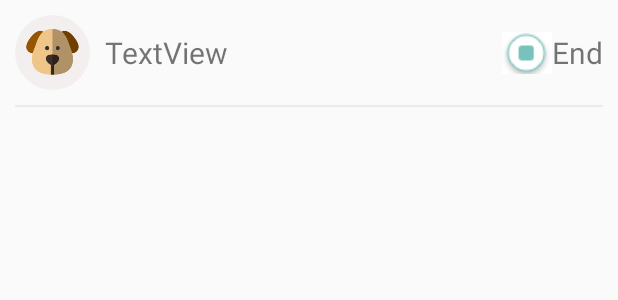
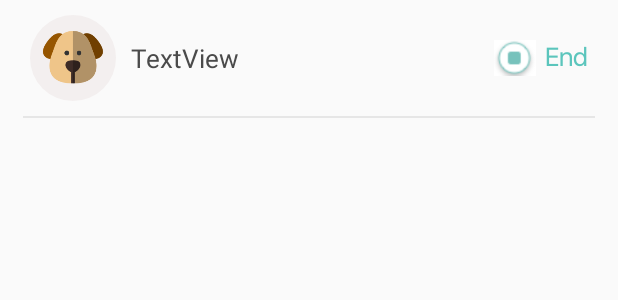
Before and after one commit to dmesek-clover/QuiteTimeProgress, an Android app: the layout quite_time_end_item.xml on its own in the app's theme, with its tools: preview values and no code run, on a phone screen of 412 x 824 dp. Shown: the top 300 px of the screen. Run offline under Robolectric (Android 15) with nearby library versions, the light colour scheme and no system bars.

Commit message:
polished some ui

```diff
--- a/app/src/main/java/com/example/customprogressbar/remainingQuiteTime/quiteTimeLayouts/QuiteTimeEmpty.kt
+++ b/app/src/main/java/com/example/customprogressbar/remainingQuiteTime/quiteTimeLayouts/QuiteTimeEmpty.kt
@@ -1,12 +1,9 @@
 package com.example.customprogressbar.remainingQuiteTime.quiteTimeLayouts
 
-import android.content.Context
 import android.view.View
 import android.widget.LinearLayout
 import androidx.appcompat.app.AppCompatActivity
 import com.example.customprogressbar.remainingQuiteTime.LayoutChangedListener
-import com.example.customprogressbar.remainingQuiteTime.QuiteTimeLayoutProvider
-import com.example.customprogressbar.remainingQuiteTime.QuiteTimeTimer
 import com.example.customprogressbar.remainingQuiteTime.models.RemainingQuiteTime
 
 class QuiteTimeEmpty(
--- a/app/src/main/java/com/example/customprogressbar/remainingQuiteTime/quiteTimeLayouts/QuiteTimeSingle.kt
+++ b/app/src/main/java/com/example/customprogressbar/remainingQuiteTime/quiteTimeLayouts/QuiteTimeSingle.kt
@@ -80,7 +80,6 @@ class QuiteTimeSingle(
 
         var allowModification = true
 
-        //disgusting
         override fun onTick(){
             if(allowModification) {
                 quiteTimeRemaining.decrementSecondsRemainig()
@@ -90,6 +89,7 @@ class QuiteTimeSingle(
             }
         }
 
+        //if this is not added, some problems occur when switching from multiple to single layout
         private fun wait500ms() {
             object : CountDownTimer(500, 500) {
                 override fun onFinish() {
--- /dev/null
+++ b/app/src/main/res/drawable/ic_cancel_black_24dp.xml
@@ -0,0 +1,5 @@
+<vector android:height="24dp" android:tint="#E5E5E5"
+    android:viewportHeight="24.0" android:viewportWidth="24.0"
+    android:width="24dp" xmlns:android="http://schemas.android.com/apk/res/android">
+    <path android:fillColor="#ffffff" android:pathData="M12,2C6.47,2 2,6.47 2,12s4.47,10 10,10 10,-4.47 10,-10S17.53,2 12,2zM17,15.59L15.59,17 12,13.41 8.41,17 7,15.59 10.59,12 7,8.41 8.41,7 12,10.59 15.59,7 17,8.41 13.41,12 17,15.59z"/>
+</vector>
--- a/app/src/main/res/layout/quite_time_end_item.xml
+++ b/app/src/main/res/layout/quite_time_end_item.xml
@@ -7,9 +7,9 @@
 
     <de.hdodenhof.circleimageview.CircleImageView
         android:id="@+id/iv_picture"
-        android:layout_width="50dp"
-        android:layout_height="50dp"
-        android:layout_marginStart="10dp"
+        android:layout_width="57dp"
+        android:layout_height="57dp"
+        android:layout_marginStart="20dp"
         android:layout_marginTop="10dp"
         app:layout_constraintStart_toStartOf="parent"
         app:layout_constraintTop_toTopOf="parent"
@@ -20,9 +20,10 @@
         android:layout_width="0dp"
         android:layout_height="wrap_content"
         android:layout_marginStart="10dp"
-        android:layout_marginEnd="5dp"
+        android:layout_marginEnd="10dp"
         android:text="TextView"
-        android:textSize="20sp"
+        android:textSize="17sp"
+        android:textColor="#4a4a4a"
         app:layout_constraintBottom_toBottomOf="@+id/iv_picture"
         app:layout_constraintEnd_toStartOf="@+id/btn_stop"
         app:layout_constraintStart_toEndOf="@+id/iv_picture"
@@ -32,8 +33,10 @@
         android:id="@+id/textView4"
         android:layout_width="wrap_content"
         android:layout_height="wrap_content"
-        android:layout_marginEnd="10dp"
-        android:textSize="20sp"
+        android:layout_marginEnd="20dp"
+        android:textSize="17sp"
+        android:textColor="@color/colorToolbarGradientStart"
+        android:fontFamily="@font/sfuidisplay_regular"
         android:text="End"
         app:layout_constraintBottom_toBottomOf="@+id/iv_picture"
         app:layout_constraintEnd_toEndOf="parent"
@@ -41,8 +44,9 @@
 
     <ImageView
         android:id="@+id/btn_stop"
-        android:layout_width="wrap_content"
-        android:layout_height="wrap_content"
+        android:layout_width="28dp"
+        android:layout_height="28dp"
+        android:layout_marginEnd="6dp"
         app:layout_constraintBottom_toBottomOf="@+id/iv_picture"
         app:layout_constraintEnd_toStartOf="@+id/textView4"
         app:layout_constraintTop_toTopOf="@+id/iv_picture"
@@ -52,10 +56,10 @@
         android:id="@+id/separator"
         android:layout_width="0dp"
         android:layout_height="1dp"
-        android:background="#ebebeb"
-        android:layout_marginStart="10dp"
+        android:background="#e6e6e6"
+        android:layout_marginStart="15dp"
         android:layout_marginTop="10dp"
-        android:layout_marginEnd="10dp"
+        android:layout_marginEnd="15dp"
         app:layout_constraintBottom_toBottomOf="parent"
         app:layout_constraintEnd_toEndOf="parent"
         app:layout_constraintStart_toStartOf="parent"
--- a/app/src/main/res/layout/quite_time_multiple_user_item.xml
+++ b/app/src/main/res/layout/quite_time_multiple_user_item.xml
@@ -13,8 +13,8 @@
         android:id="@+id/iv_quite_time_user_icon"
         android:src="@drawable/dummy"
         android:layout_gravity="center"
-        android:layout_width="35dp"
-        android:layout_height="35dp" />
+        android:layout_width="33dp"
+        android:layout_height="33dp" />
 
     <TextView
         android:id="@+id/tv_quite_time_user_name"
--- a/app/src/main/res/layout/quite_time_single_user_item.xml
+++ b/app/src/main/res/layout/quite_time_single_user_item.xml
@@ -13,8 +13,8 @@
         android:id="@+id/iv_quite_time_user_icon"
         android:src="@drawable/dummy"
         android:layout_gravity="center"
-        android:layout_width="35dp"
-        android:layout_height="35dp" />
+        android:layout_width="33dp"
+        android:layout_height="33dp" />
 
     <TextView
         android:id="@+id/tv_quite_time_user_name"
```
Also changed, not shown: app/src/main/java/com/example/customprogressbar/remainingQuiteTime/QuiteTimeTimer.kt (+16 -8 lines), app/src/main/java/com/example/customprogressbar/remainingQuiteTime/quiteTimeLayouts/QuiteTimeMultiple.kt (+3 -10 lines), app/src/main/res/layout/end_quite_time_dialog.xml (+8 -6 lines), app/src/main/res/layout/quite_time_multiple_remaining_header.xml (added, +17 -0 lines).
